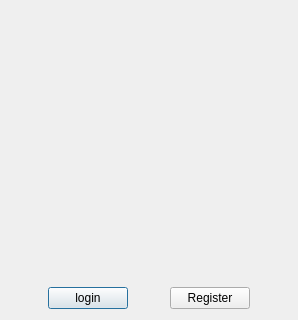
Above: source/windows/authorization/authorizationwindow.ui from Who-are-me/term_paper_2022 before the change. Below: the same form after it.
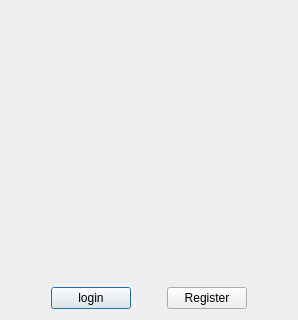
That is the form after the change.

The edit to the form file:
```diff
--- a/source/windows/authorization/authorizationwindow.ui
+++ b/source/windows/authorization/authorizationwindow.ui
@@ -76,7 +76,7 @@
      </property>
      <property name="sizeHint" stdset="0">
       <size>
-       <width>40</width>
+       <width>20</width>
        <height>20</height>
       </size>
      </property>
```
